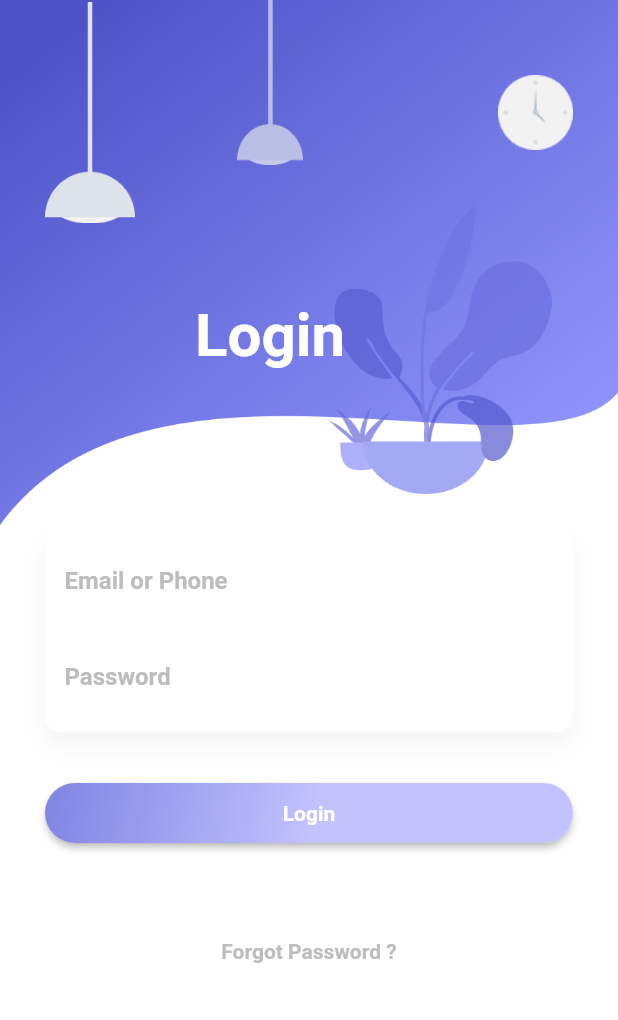
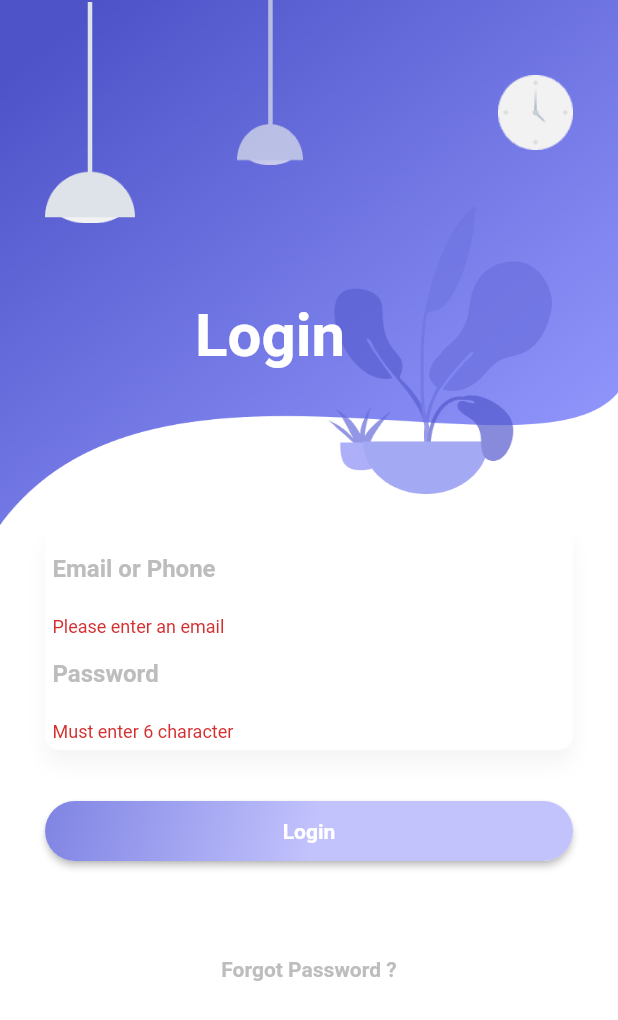
Before and after one commit to avyukta/animatedLoginUI, a Flutter app: the screen it shows after launch, after a tap on "Login", on a phone screen of 412 x 824 dp. Shown: the top 1020 px of the screen. Run offline on Flutter 3.47's test engine with Material 2 defaults, Android fonts, the phone set to English and light mode, and no system bars; our stand-ins replace firebase_auth, simple_animations; accounts and stored records are empty.

Commit message:
added login function

```diff
--- /dev/null
+++ b/lib/homepage.dart
@@ -0,0 +1,10 @@
+import 'package:flutter/material.dart';
+
+class HomePage extends StatelessWidget {
+  @override
+  Widget build(BuildContext context) {
+    return Container(
+      child: Text('Home Page'),
+    );
+  }
+}
--- a/lib/main.dart
+++ b/lib/main.dart
@@ -1,5 +1,7 @@
 import 'package:flutter/material.dart';
 import 'package:loginanimation/fadeAnimation.dart';
+import 'package:firebase_auth/firebase_auth.dart';
+import 'package:loginanimation/homepage.dart';
 
 void main() => runApp(MyApp());
 
@@ -9,6 +11,8 @@ class MyApp extends StatefulWidget {
 }
 
 class _MyAppState extends State<MyApp> {
+  String _email, _password;
+  final GlobalKey<FormState> _formKey = GlobalKey<FormState>();
   @override
   Widget build(BuildContext context) {
     return MaterialApp(
@@ -102,11 +106,15 @@ class _MyAppState extends State<MyApp> {
                                 offset: Offset(0, 10))
                           ],
                         ),
-                        child: Column(
-                          children: <Widget>[
-                            Container(
-                              padding: EdgeInsets.all(8),
-                              child: TextField(
+                        child: Form(
+                          key: _formKey,
+                          child: Column(
+                            children: <Widget>[
+                              TextFormField(
+                                validator: (input) => input.isEmpty
+                                    ? 'Please enter an email'
+                                    : null,
+                                onSaved: (input) => _email = input,
                                 decoration: InputDecoration(
                                     border: InputBorder.none,
                                     hintText: 'Email or Phone',
@@ -114,12 +122,12 @@ class _MyAppState extends State<MyApp> {
                                         color: Colors.grey[400],
                                         fontWeight: FontWeight.bold)),
                               ),
-                            ),
-                            Container(
-                              padding: EdgeInsets.all(8),
-                              decoration: BoxDecoration(),
-                              child: TextField(
+                              TextFormField(
+                                validator: (input) => input.length < 6
+                                    ? 'Must enter 6 character'
+                                    : null,
                                 obscureText: true,
+                                onSaved: (input) => _password = input,
                                 decoration: InputDecoration(
                                     border: InputBorder.none,
                                     hintText: 'Password',
@@ -127,8 +135,8 @@ class _MyAppState extends State<MyApp> {
                                         color: Colors.grey[400],
                                         fontWeight: FontWeight.bold)),
                               ),
-                            ),
-                          ],
+                            ],
+                          ),
                         ),
                       ),
                     )),
@@ -141,7 +149,7 @@ class _MyAppState extends State<MyApp> {
                     child: Padding(
                       padding: const EdgeInsets.symmetric(horizontal: 30.0),
                       child: RaisedButton(
-                        onPressed: () {},
+                        onPressed: signIn,
                         shape: RoundedRectangleBorder(
                             borderRadius: BorderRadius.circular(60)),
                         padding: EdgeInsets.all(0),
@@ -190,4 +198,21 @@ class _MyAppState extends State<MyApp> {
       ),
     );
   }
+
+  Future<void> signIn() async {
+    final formState = _formKey.currentState;
+    if (formState.validate()) {
+      formState.save();
+      try {
+        AuthResult user = await FirebaseAuth.instance
+            .signInWithEmailAndPassword(email: _email, password: _password);
+        Navigator.push(
+            context, MaterialPageRoute(builder: (context) => HomePage()));
+        print(_email);
+        print(_password);
+      } catch (e) {
+        print(e.message);
+      }
+    }
+  }
 }
--- a/pubspec.yaml
+++ b/pubspec.yaml
@@ -19,6 +19,7 @@ environment:
 dependencies:
   flutter:
     sdk: flutter
+  firebase_auth: ^0.15.3+1
 
   # The following adds the Cupertino Icons font to your application.
   # Use with the CupertinoIcons class for iOS style icons.
@@ -28,6 +29,7 @@ dev_dependencies:
   flutter_test:
     sdk: flutter
   simple_animations: ^1.3.3
+
 # For information on the generic Dart part of this file, see the
 # following page: https://dart.dev/tools/pub/pubspec
 
```
Also changed, not shown: pubspec.lock, 7 other files.
